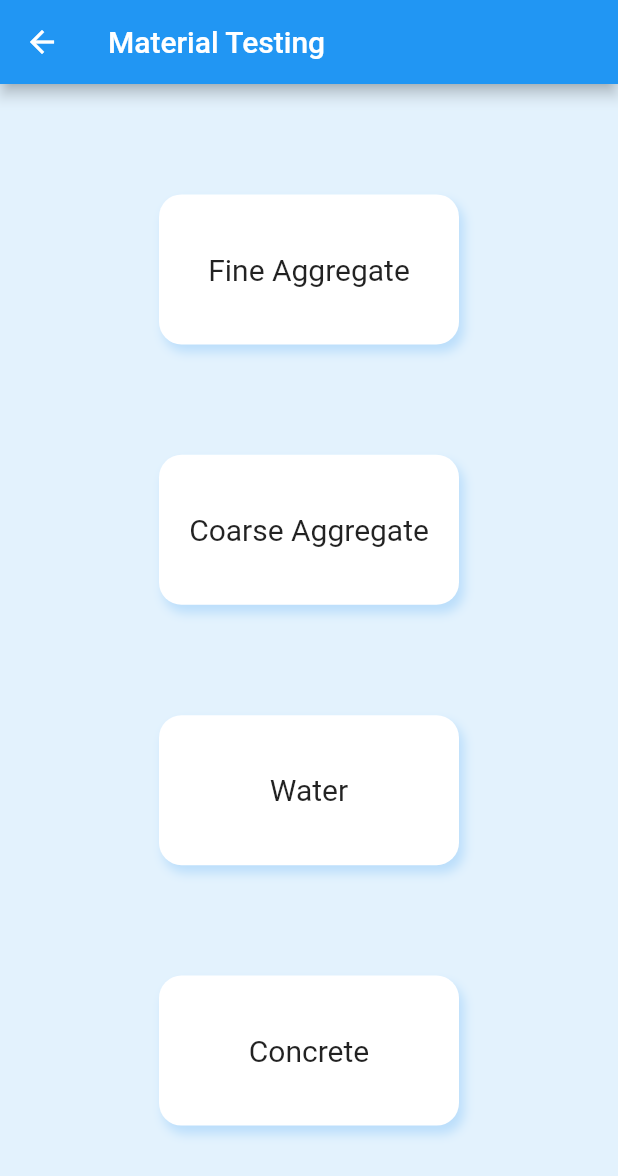
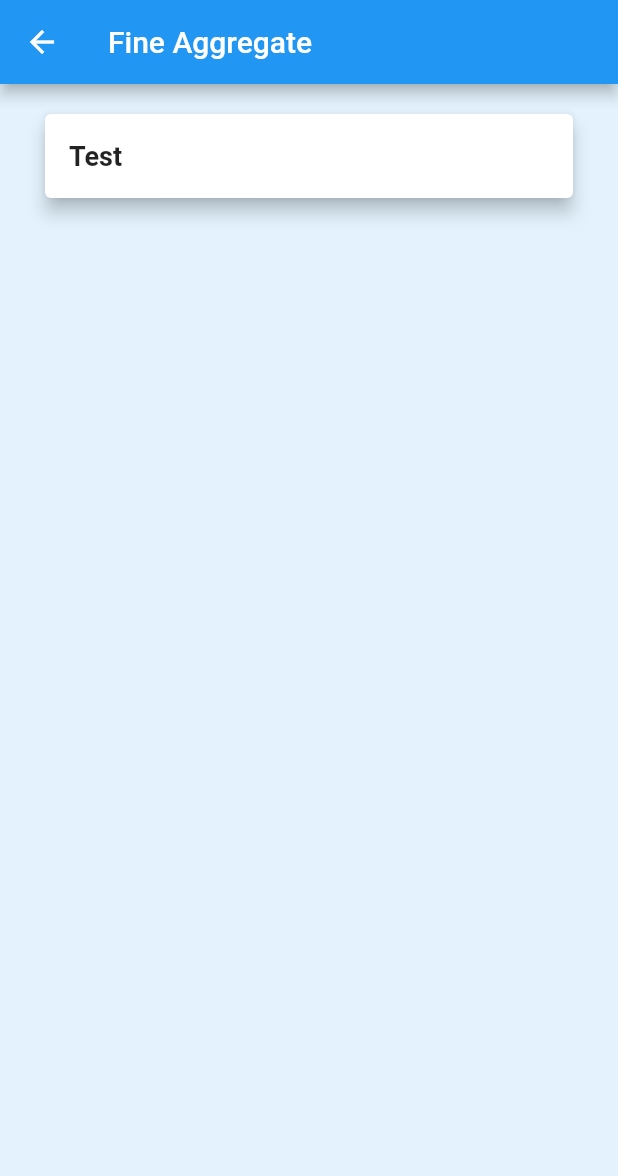
Before and after one commit to anuragraina/Final-Year, a Flutter app: the MaterialTesting screen opened by its route, after a tap on "Fine Aggregate", on a phone screen of 412 x 824 dp. Shown: the top 1176 px of the screen. Run offline on Flutter 3.47's test engine with Material 2 defaults, Android fonts, the phone set to English and light mode, and no system bars.

Commit message:
Add Fine Aggregate screen

```diff
--- a/lib/main.dart
+++ b/lib/main.dart
@@ -2,6 +2,7 @@ import 'package:flutter/material.dart';
 
 import 'screens/home_page/index.dart';
 import './screens/material _testing/material_testing.dart';
+import './screens/fine_aggregate/fine_aggregate.dart';
 
 void main() {
   runApp(MyApp());
@@ -28,10 +29,12 @@ class MyApp extends StatelessWidget {
           // the app on. For desktop platforms, the controls will be smaller and
           // closer together (more dense) than on mobile platforms.
           visualDensity: VisualDensity.adaptivePlatformDensity,
+          backgroundColor: Colors.blue.shade50,
         ),
         home: MyHomePage(title: 'Final Year Project'),
         routes: {
           '/material-testing': (ctx) => MaterialTesting(),
+          '/fine-aggregate': (ctx) => FineAggregate(),
         });
   }
 }
--- /dev/null
+++ b/lib/screens/fine_aggregate/fine_aggregate.dart
@@ -0,0 +1,30 @@
+import 'package:flutter/material.dart';
+
+class FineAggregate extends StatelessWidget {
+  @override
+  Widget build(BuildContext context) {
+    return Scaffold(
+      appBar: AppBar(
+        title: Text('Fine Aggregate'),
+      ),
+      body: ListView(
+        children: [
+          Card(
+            margin: EdgeInsets.symmetric(vertical: 20, horizontal: 30),
+            child: ListTile(
+              title: Text(
+                'Test',
+                style: TextStyle(
+                  fontSize: 18,
+                  fontWeight: FontWeight.w600,
+                ),
+              ),
+            ),
+            elevation: 5,
+          ),
+        ],
+      ),
+      backgroundColor: Theme.of(context).backgroundColor,
+    );
+  }
+}
--- a/lib/screens/home_page/index.dart
+++ b/lib/screens/home_page/index.dart
@@ -1,6 +1,6 @@
 import 'package:flutter/material.dart';
 
-import '../../widgets/test_card.dart';
+import '../../widgets/test_category.dart';
 
 class MyHomePage extends StatelessWidget {
   MyHomePage({Key key, this.title}) : super(key: key);
@@ -16,12 +16,12 @@ class MyHomePage extends StatelessWidget {
         child: Column(
           mainAxisAlignment: MainAxisAlignment.spaceEvenly,
           children: [
-            TestCard(name: 'Material Testing', route: '/material-testing'),
-            TestCard(name: 'Mix Design'),
+            TestCategory(name: 'Material Testing', route: '/material-testing'),
+            TestCategory(name: 'Mix Design'),
           ],
         ),
       ),
-      backgroundColor: Colors.blue.shade50,
+      backgroundColor: Theme.of(context).backgroundColor,
     );
   }
 }
--- a/lib/screens/material _testing/material_testing.dart
+++ b/lib/screens/material _testing/material_testing.dart
@@ -1,6 +1,6 @@
 import 'package:flutter/material.dart';
 
-import '../../widgets/test_card.dart';
+import '../../widgets/test_category.dart';
 
 class MaterialTesting extends StatelessWidget {
   @override
@@ -13,14 +13,14 @@ class MaterialTesting extends StatelessWidget {
         child: Column(
           mainAxisAlignment: MainAxisAlignment.spaceEvenly,
           children: [
-            TestCard(name: 'Fine Aggregate'),
-            TestCard(name: 'Coarse Aggregate'),
-            TestCard(name: 'Water'),
-            TestCard(name: 'Concrete'),
+            TestCategory(name: 'Fine Aggregate', route: '/fine-aggregate'),
+            TestCategory(name: 'Coarse Aggregate'),
+            TestCategory(name: 'Water'),
+            TestCategory(name: 'Concrete'),
           ],
         ),
       ),
-      backgroundColor: Colors.blue.shade50,
+      backgroundColor: Theme.of(context).backgroundColor,
     );
   }
 }
--- a/lib/widgets/test_card.dart
+++ b/lib/widgets/test_category.dart
@@ -1,10 +1,10 @@
 import 'package:flutter/material.dart';
 
-class TestCard extends StatelessWidget {
+class TestCategory extends StatelessWidget {
   final String name;
   final String route;
 
-  TestCard({@required this.name, this.route});
+  TestCategory({@required this.name, this.route});
 
   void selectTest(BuildContext ctx) {
     if (route != null) Navigator.of(ctx).pushNamed(route);
@@ -31,7 +31,7 @@ class TestCard extends StatelessWidget {
           borderRadius: BorderRadius.circular(15),
           boxShadow: [
             BoxShadow(
-              color: Colors.blue.shade100,
+              color: Colors.blue.withAlpha(30),
               blurRadius: 5.0, // soften the shadow
               offset: Offset(
                 3.0, // Move to right 10  horizontally
```
